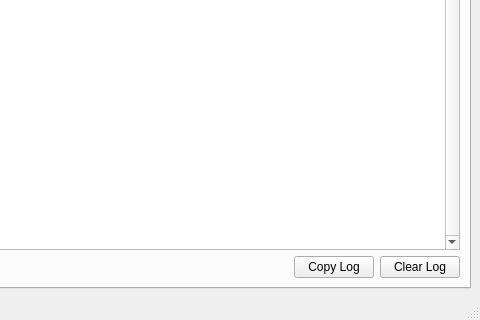
Old version of the form datalad_gooey/resources/ui/main_window.ui in the repository datalad/datalad-gooey; both pictures show x 411 to 891 and y 410 to 730 of the 891 by 730 pixel window.
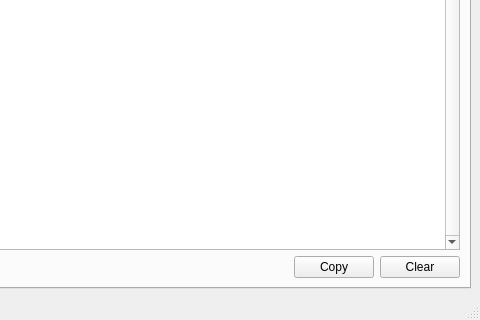
New version of the form. The open tabs and pages were chosen to show the change.

Commit message: Simplify button labels

Patch:
```diff
--- a/datalad_gooey/resources/ui/main_window.ui
+++ b/datalad_gooey/resources/ui/main_window.ui
@@ -209,14 +209,14 @@
            <item>
             <widget class="QPushButton" name="CopyLogPB">
              <property name="text">
-              <string>Copy Log</string>
+              <string>Copy</string>
              </property>
             </widget>
            </item>
            <item>
             <widget class="QPushButton" name="clearErrorLogPB">
              <property name="text">
-              <string>Clear Log</string>
+              <string>Clear</string>
              </property>
             </widget>
            </item>
```
Left out of the diff: 4 changed lines with no effect on the pictures.
